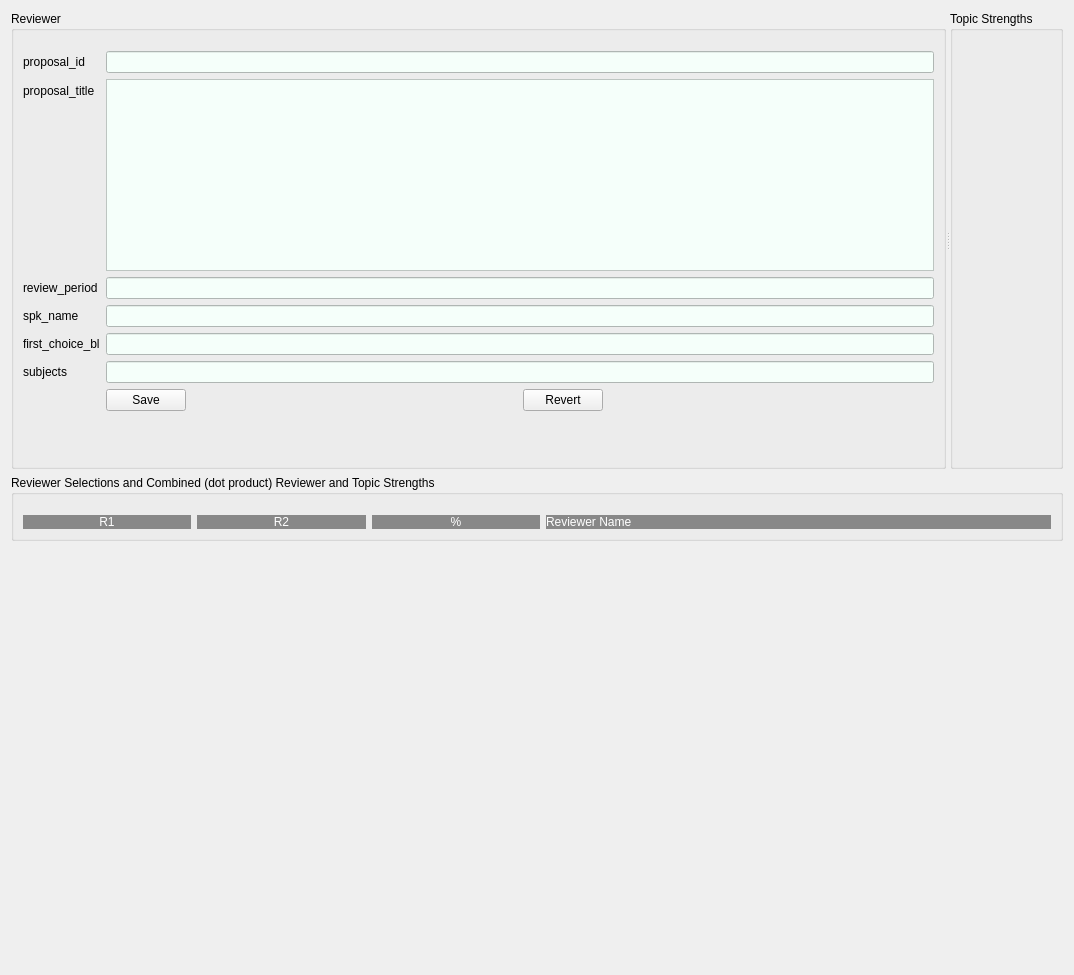
prjemian/assign_gup, file src/Assign_GUP/resources/proposal_details.ui: the form before one commit.
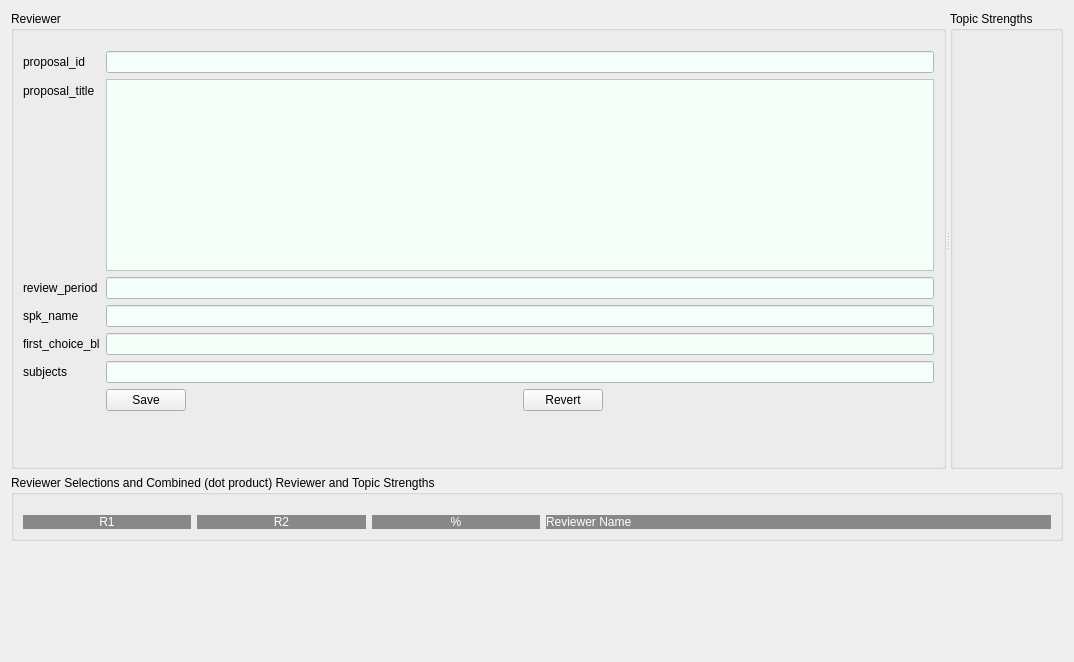
The form after the commit.

Commit message: refs #1, checkpoint compare GUI across Windows and Linux

Patch:
```diff
--- a/src/Assign_GUP/resources/proposal_details.ui
+++ b/src/Assign_GUP/resources/proposal_details.ui
@@ -7,7 +7,7 @@
     <x>0</x>
     <y>0</y>
     <width>1074</width>
-    <height>975</height>
+    <height>662</height>
    </rect>
   </property>
   <property name="windowTitle">
```
Left out of the diff: 3 changed lines with no effect on the pictures. The commit also changes 3 other files.
